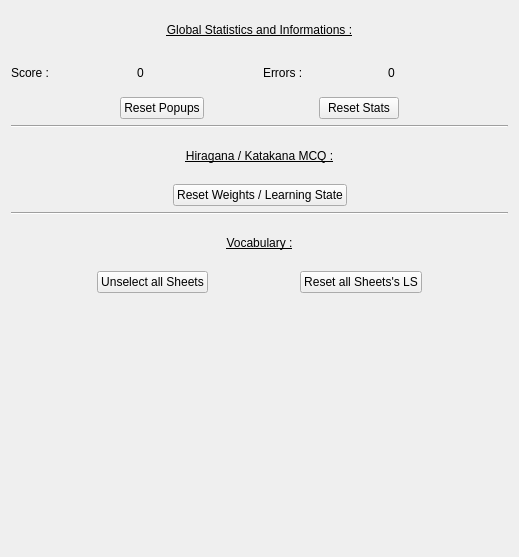
Above: Src/Pages/StatisticsPage.ui from Aryetis/Obenkyobo before the change. Below: the same form after it.
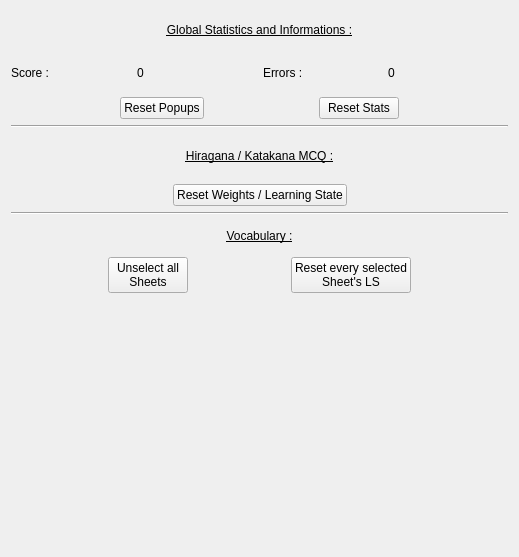
That is the form after the change.

Commit message: tweaked StatisticsPage, fixed 'Reset every selected sheet ls'

Diff of the .ui file:
```diff
--- a/Src/Pages/StatisticsPage.ui
+++ b/Src/Pages/StatisticsPage.ui
@@ -251,7 +251,8 @@
        <item>
         <widget class="QPushButton" name="DisableVocabSheets">
          <property name="text">
-          <string>Unselect all Sheets</string>
+          <string>Unselect all
+Sheets</string>
          </property>
         </widget>
        </item>
@@ -271,7 +272,8 @@
        <item>
         <widget class="QPushButton" name="ResetVocabSheets">
          <property name="text">
-          <string>Reset all Sheets's LS</string>
+          <string>Reset every selected
+Sheet's LS</string>
          </property>
         </widget>
        </item>
```
The commit also changes 2 other files.
